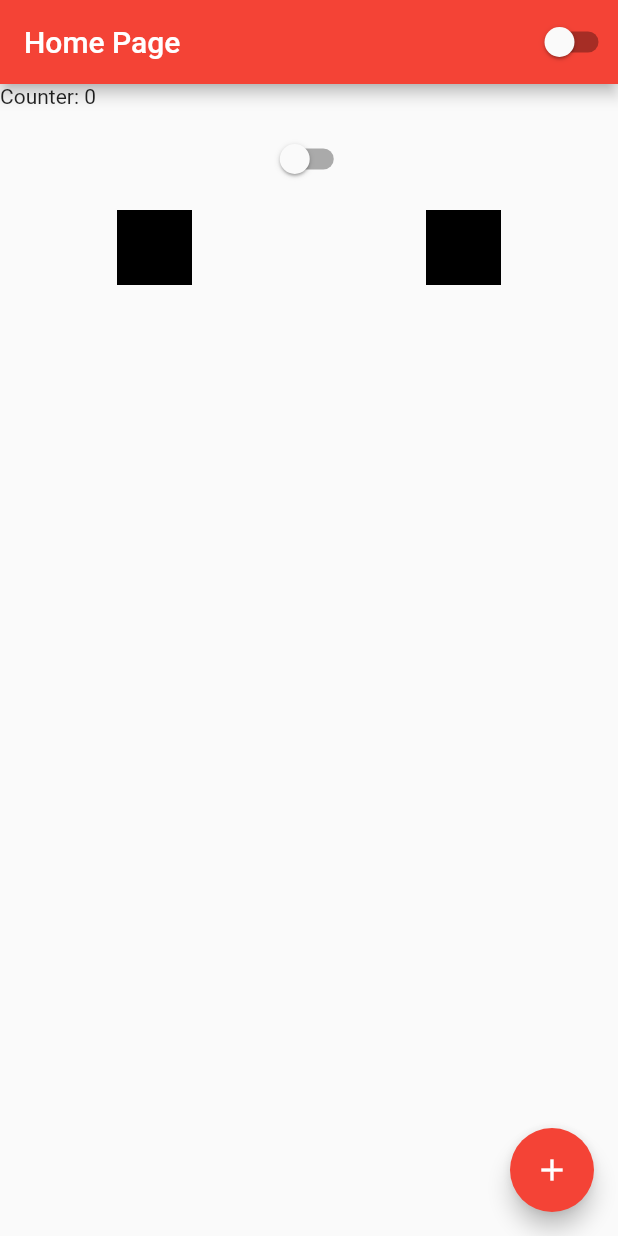
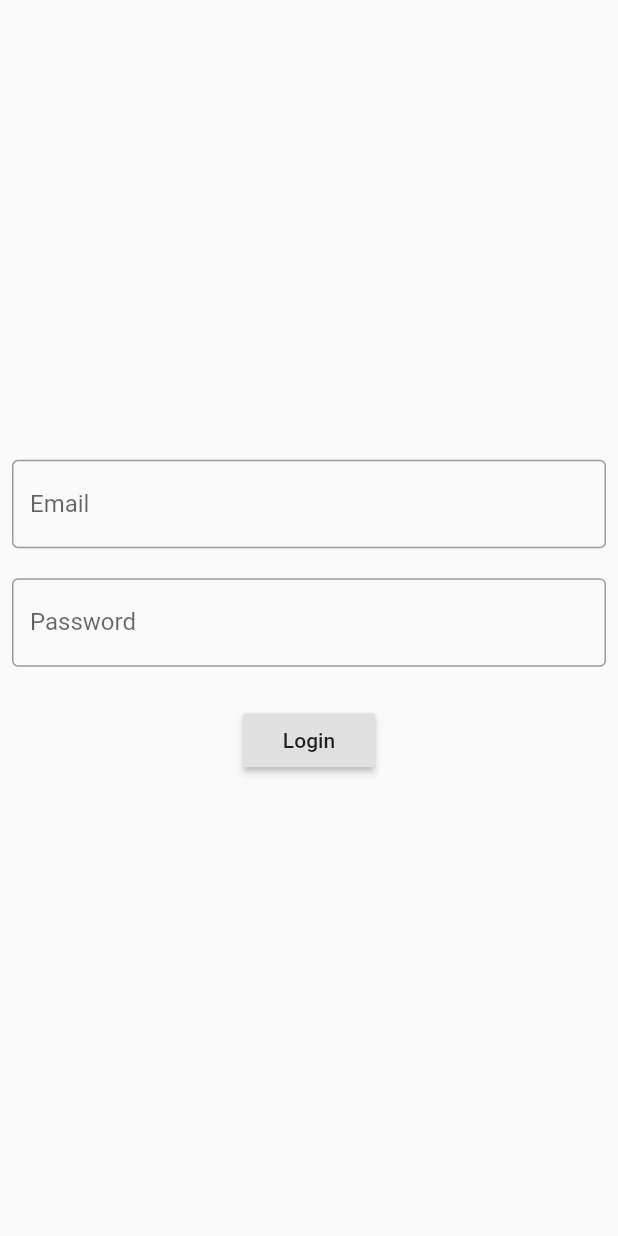
Before and after one commit to pedro-pinho/basic-flutter-project, a Flutter app: the screen it shows after launch, on a phone screen of 412 x 824 dp. Run offline on Flutter 3.47's test engine with Material 2 defaults, Android fonts, the phone set to English and light mode, and no system bars.

Commit message:
Login page with scroll, no navigation

```diff
--- a/lib/app_widget.dart
+++ b/lib/app_widget.dart
@@ -2,6 +2,7 @@ import 'package:flutter/material.dart';
 
 import 'app_controller.dart';
 import 'home_page.dart';
+import 'login_page.dart';
 
 class AppWidget extends StatelessWidget {
   @override
@@ -16,7 +17,7 @@ class AppWidget extends StatelessWidget {
                 ? Brightness.dark
                 : Brightness.light,
           ),
-          home: Home(),
+          home: Login(),
         );
       },
     );
--- /dev/null
+++ b/lib/login_page.dart
@@ -0,0 +1,59 @@
+import 'package:flutter/material.dart';
+
+class Login extends StatefulWidget {
+  @override
+  _LoginState createState() => _LoginState();
+}
+
+class _LoginState extends State<Login> {
+  String email = '';
+  String password = '';
+  @override
+  Widget build(BuildContext context) {
+    return Scaffold(
+        body: SingleChildScrollView(
+      child: SizedBox(
+        width: MediaQuery.of(context).size.width,
+        height: MediaQuery.of(context).size.height,
+        child: Padding(
+          padding: const EdgeInsets.all(8.0),
+          child: Column(
+            mainAxisAlignment: MainAxisAlignment.center,
+            children: [
+              TextField(
+                  onChanged: (text) {
+                    email = text;
+                  },
+                  keyboardType: TextInputType.emailAddress,
+                  decoration: InputDecoration(
+                      border: OutlineInputBorder(), labelText: 'Email')),
+              SizedBox(
+                height: 20,
+              ),
+              TextField(
+                  onChanged: (text) {
+                    password = text;
+                  },
+                  obscureText: true,
+                  decoration: InputDecoration(
+                      border: OutlineInputBorder(), labelText: 'Password')),
+              SizedBox(
+                height: 25,
+              ),
+              RaisedButton(
+                onPressed: () {
+                  if (email != null && password != null) {
+                    print('Success! $email, $password');
+                  } else {
+                    print('Trick of the light');
+                  }
+                },
+                child: Text('Login'),
+              )
+            ],
+          ),
+        ),
+      ),
+    ));
+  }
+}
```
